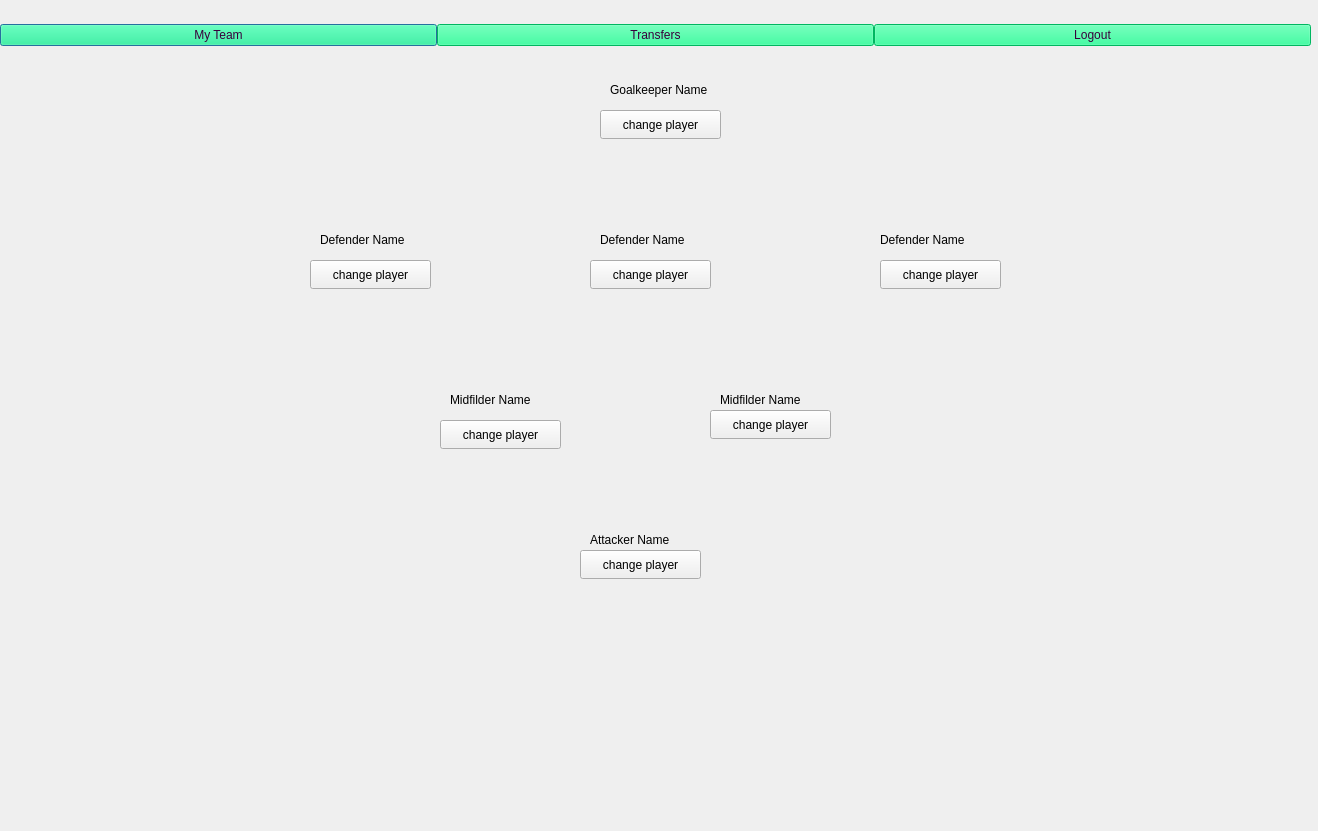
The window that home.ui (bolesawny7/FootballFantasy) describes before a commit, drawn with Qt 5.
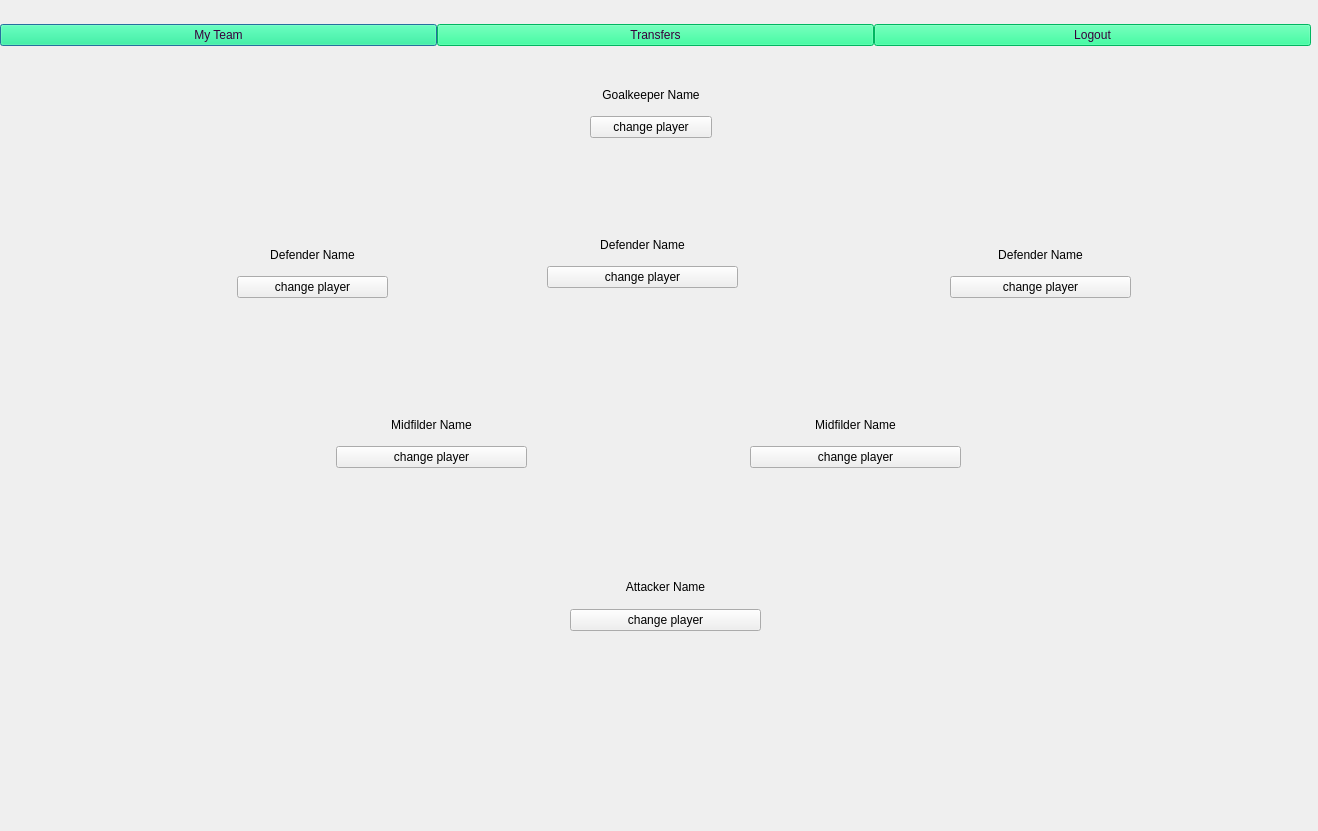
The same window after the commit. Icons and pictures are not drawn.

What changed in the file:
```diff
--- a/home.ui
+++ b/home.ui
@@ -76,187 +76,208 @@
     </item>
    </layout>
   </widget>
-  <widget class="QLabel" name="label">
+  <widget class="QWidget" name="">
    <property name="geometry">
     <rect>
-     <x>610</x>
+     <x>590</x>
      <y>80</y>
-     <width>131</width>
-     <height>20</height>
+     <width>122</width>
+     <height>58</height>
     </rect>
    </property>
-   <property name="text">
-    <string>Goalkeeper Name</string>
-   </property>
+   <layout class="QVBoxLayout" name="verticalLayout">
+    <item>
+     <widget class="QLabel" name="GK">
+      <property name="text">
+       <string>Goalkeeper Name</string>
+      </property>
+      <property name="alignment">
+       <set>Qt::AlignCenter</set>
+      </property>
+     </widget>
+    </item>
+    <item>
+     <widget class="QPushButton" name="pushButton_2">
+      <property name="text">
+       <string>change player</string>
+      </property>
+     </widget>
+    </item>
+   </layout>
   </widget>
-  <widget class="QPushButton" name="pushButton_2">
+  <widget class="QWidget" name="">
    <property name="geometry">
     <rect>
-     <x>600</x>
-     <y>110</y>
-     <width>121</width>
-     <height>29</height>
+     <x>237</x>
+     <y>240</y>
+     <width>151</width>
+     <height>58</height>
     </rect>
    </property>
-   <property name="text">
-    <string>change player</string>
-   </property>
+   <layout class="QVBoxLayout" name="verticalLayout_2">
+    <item>
+     <widget class="QLabel" name="DF1">
+      <property name="text">
+       <string>Defender Name</string>
+      </property>
+      <property name="alignment">
+       <set>Qt::AlignCenter</set>
+      </property>
+     </widget>
+    </item>
+    <item>
+     <widget class="QPushButton" name="pushButton_4">
+      <property name="text">
+       <string>change player</string>
+      </property>
+     </widget>
+    </item>
+   </layout>
   </widget>
-  <widget class="QLabel" name="label_2">
+  <widget class="QWidget" name="">
    <property name="geometry">
     <rect>
-     <x>320</x>
+     <x>547</x>
      <y>230</y>
-     <width>131</width>
-     <height>20</height>
+     <width>191</width>
+     <height>58</height>
     </rect>
    </property>
-   <property name="text">
-    <string>Defender Name</string>
-   </property>
+   <layout class="QVBoxLayout" name="verticalLayout_3">
+    <item>
+     <widget class="QLabel" name="DF2">
+      <property name="text">
+       <string>Defender Name</string>
+      </property>
+      <property name="alignment">
+       <set>Qt::AlignCenter</set>
+      </property>
+     </widget>
+    </item>
+    <item>
+     <widget class="QPushButton" name="pushButton_5">
+      <property name="text">
+       <string>change player</string>
+      </property>
+     </widget>
+    </item>
+   </layout>
   </widget>
-  <widget class="QLabel" name="label_3">
+  <widget class="QWidget" name="">
    <property name="geometry">
     <rect>
-     <x>600</x>
-     <y>230</y>
-     <width>131</width>
-     <height>20</height>
+     <x>950</x>
+     <y>240</y>
+     <width>181</width>
+     <height>58</height>
     </rect>
    </property>
-   <property name="text">
-    <string>Defender Name</string>
-   </property>
+   <layout class="QVBoxLayout" name="verticalLayout_4">
+    <item>
+     <widget class="QLabel" name="DF3">
+      <property name="text">
+       <string>Defender Name</string>
+      </property>
+      <property name="alignment">
+       <set>Qt::AlignCenter</set>
+      </property>
+     </widget>
+    </item>
+    <item>
+     <widget class="QPushButton" name="pushButton_6">
+      <property name="text">
+       <string>change player</string>
+      </property>
+     </widget>
+    </item>
+   </layout>
   </widget>
-  <widget class="QLabel" name="label_4">
+  <widget class="QWidget" name="">
    <property name="geometry">
     <rect>
-     <x>880</x>
-     <y>230</y>
-     <width>131</width>
-     <height>20</height>
+     <x>336</x>
+     <y>410</y>
+     <width>191</width>
+     <height>58</height>
     </rect>
    </property>
-   <property name="text">
-    <string>Defender Name</string>
-   </property>
+   <layout class="QVBoxLayout" name="verticalLayout_5">
+    <item>
+     <widget class="QLabel" name="MF1">
+      <property name="text">
+       <string>Midfilder Name</string>
+      </property>
+      <property name="alignment">
+       <set>Qt::AlignCenter</set>
+      </property>
+     </widget>
+    </item>
+    <item>
+     <widget class="QPushButton" name="pushButton_7">
+      <property name="text">
+       <string>change player</string>
+      </property>
+     </widget>
+    </item>
+   </layout>
   </widget>
-  <widget class="QLabel" name="label_5">
+  <widget class="QWidget" name="">
    <property name="geometry">
     <rect>
-     <x>450</x>
-     <y>390</y>
-     <width>131</width>
-     <height>20</height>
-    </rect>
-   </property>
-   <property name="text">
-    <string>Midfilder Name</string>
-   </property>
-  </widget>
-  <widget class="QLabel" name="label_6">
-   <property name="geometry">
-    <rect>
-     <x>720</x>
-     <y>390</y>
-     <width>131</width>
-     <height>20</height>
-    </rect>
-   </property>
-   <property name="text">
-    <string>Midfilder Name</string>
-   </property>
-  </widget>
-  <widget class="QLabel" name="label_7">
-   <property name="geometry">
-    <rect>
-     <x>590</x>
-     <y>530</y>
-     <width>131</width>
-     <height>20</height>
-    </rect>
-   </property>
-   <property name="text">
-    <string>Attacker Name</string>
-   </property>
-  </widget>
-  <widget class="QPushButton" name="pushButton_4">
-   <property name="geometry">
-    <rect>
-     <x>310</x>
-     <y>260</y>
-     <width>121</width>
-     <height>29</height>
-    </rect>
-   </property>
-   <property name="text">
-    <string>change player</string>
-   </property>
-  </widget>
-  <widget class="QPushButton" name="pushButton_5">
-   <property name="geometry">
-    <rect>
-     <x>590</x>
-     <y>260</y>
-     <width>121</width>
-     <height>29</height>
-    </rect>
-   </property>
-   <property name="text">
-    <string>change player</string>
-   </property>
-  </widget>
-  <widget class="QPushButton" name="pushButton_6">
-   <property name="geometry">
-    <rect>
-     <x>880</x>
-     <y>260</y>
-     <width>121</width>
-     <height>29</height>
-    </rect>
-   </property>
-   <property name="text">
-    <string>change player</string>
-   </property>
-  </widget>
-  <widget class="QPushButton" name="pushButton_7">
-   <property name="geometry">
-    <rect>
-     <x>440</x>
-     <y>420</y>
-     <width>121</width>
-     <height>29</height>
-    </rect>
-   </property>
-   <property name="text">
-    <string>change player</string>
-   </property>
-  </widget>
-  <widget class="QPushButton" name="pushButton_8">
-   <property name="geometry">
-    <rect>
-     <x>710</x>
+     <x>750</x>
      <y>410</y>
-     <width>121</width>
-     <height>29</height>
+     <width>211</width>
+     <height>58</height>
     </rect>
    </property>
-   <property name="text">
-    <string>change player</string>
-   </property>
+   <layout class="QVBoxLayout" name="verticalLayout_6">
+    <item>
+     <widget class="QLabel" name="MF2">
+      <property name="text">
+       <string>Midfilder Name</string>
+      </property>
+      <property name="alignment">
+       <set>Qt::AlignCenter</set>
+      </property>
+     </widget>
+    </item>
+    <item>
+     <widget class="QPushButton" name="pushButton_8">
+      <property name="text">
+       <string>change player</string>
+      </property>
+     </widget>
+    </item>
+   </layout>
   </widget>
-  <widget class="QPushButton" name="pushButton_9">
+  <widget class="QWidget" name="">
    <property name="geometry">
     <rect>
-     <x>580</x>
-     <y>550</y>
-     <width>121</width>
-     <height>29</height>
+     <x>570</x>
+     <y>570</y>
+     <width>191</width>
+     <height>61</height>
     </rect>
    </property>
-   <property name="text">
-    <string>change player</string>
-   </property>
+   <layout class="QVBoxLayout" name="verticalLayout_7">
+    <item>
+     <widget class="QLabel" name="ST">
+      <property name="text">
+       <string>Attacker Name</string>
+      </property>
+      <property name="alignment">
+       <set>Qt::AlignCenter</set>
+      </property>
+     </widget>
+    </item>
+    <item>
+     <widget class="QPushButton" name="pushButton_9">
+      <property name="text">
+       <string>change player</string>
+      </property>
+     </widget>
+    </item>
+   </layout>
   </widget>
  </widget>
  <resources/>
```
Left out of the diff: 3 changed lines with no effect on the pictures.
